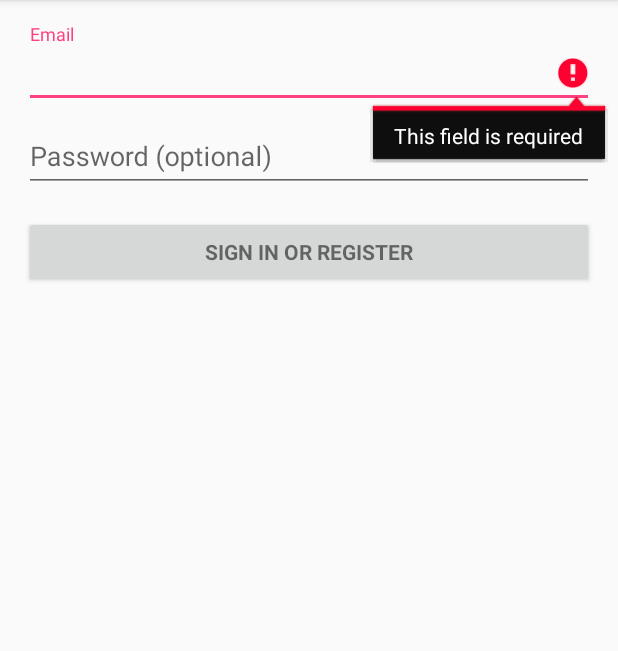
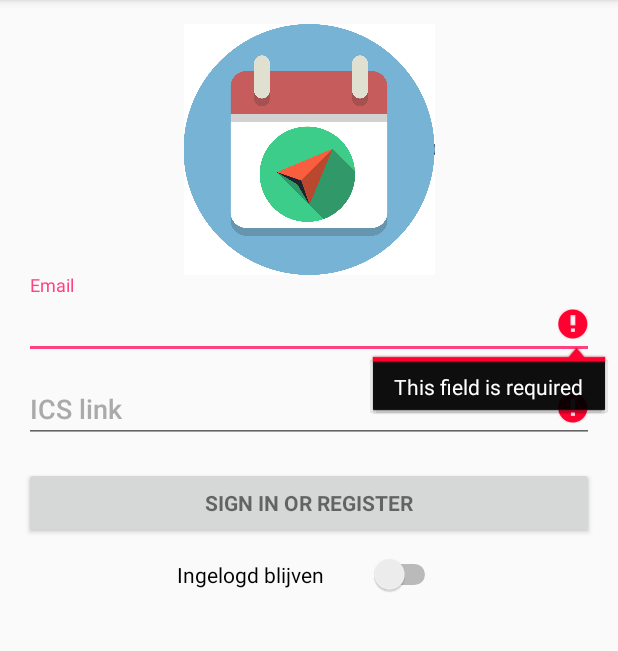
Before and after one commit to uitrich/Project4RarufuNathan, an Android app: the screen it shows after launch (LoginActivity), after a tap on "SIGN IN OR REGISTER", on a phone screen of 412 x 824 dp, the part 84-735 px from its top. Run offline under Robolectric (Android 15) with nearby library versions, the phone set to English and light mode, and no system bars; 2 statements that could not run were skipped.

Commit message:
Login Toegevoegd

```diff
--- a/HROSchedule/app/src/main/java/com/example/gebruiker/hroschedule/LoginActivity.java
+++ b/HROSchedule/app/src/main/java/com/example/gebruiker/hroschedule/LoginActivity.java
@@ -160,8 +160,8 @@ public class LoginActivity extends AppCompatActivity implements LoaderCallbacks<
         View focusView = null;
 
         // Check for a valid password, if the user entered one.
-        if (!TextUtils.isEmpty(password) && !isPasswordValid(password)) {
-            mPasswordView.setError(getString(R.string.error_invalid_password));
+        if (!TextUtils.isEmpty(password) && !isPasswordValid(password, email)) {
+            mPasswordView.setError("Link en email komen niet overeen");
             focusView = mPasswordView;
             cancel = true;
         }
@@ -191,13 +191,14 @@ public class LoginActivity extends AppCompatActivity implements LoaderCallbacks<
     }
 
     private boolean isEmailValid(String email) {
-        //TODO: Replace this with your own logic
-        return email.contains("@");
+        boolean checker = email.contains("@hr.nl");
+        return checker;
     }
 
-    private boolean isPasswordValid(String password) {
-        //TODO: Replace this with your own logic
-        return password.length() > 4;
+    private boolean isPasswordValid(String password, String Email) {
+        boolean checker = password.contains("https://hint.hr.nl/xsp/rooster/")  && password.contains(Email.replace("@hr.nl", ""));
+        return checker;
+
     }
 
     /**
--- a/HROSchedule/app/src/main/res/layout/activity_login.xml
+++ b/HROSchedule/app/src/main/res/layout/activity_login.xml
@@ -1,5 +1,6 @@
 <?xml version="1.0" encoding="utf-8"?>
 <LinearLayout xmlns:android="http://schemas.android.com/apk/res/android"
+    xmlns:app="http://schemas.android.com/apk/res-auto"
     xmlns:tools="http://schemas.android.com/tools"
     android:layout_width="match_parent"
     android:layout_height="match_parent"
@@ -20,10 +21,16 @@
         android:layout_marginBottom="8dp"
         android:visibility="gone" />
 
+    <ImageView
+        android:id="@+id/imageView"
+        android:layout_width="280dp"
+        android:layout_height="167dp"
+        app:srcCompat="@drawable/icon" />
+
     <ScrollView
         android:id="@+id/login_form"
         android:layout_width="match_parent"
-        android:layout_height="match_parent">
+        android:layout_height="186dp">
 
         <LinearLayout
             android:id="@+id/email_login_form"
@@ -53,14 +60,17 @@
                 <EditText
                     android:id="@+id/password"
                     android:layout_width="match_parent"
-                    android:layout_height="wrap_content"
-                    android:hint="@string/prompt_password"
+                    android:layout_height="45dp"
                     android:imeActionId="6"
                     android:imeActionLabel="@string/action_sign_in_short"
                     android:imeOptions="actionUnspecified"
-                    android:inputType="textPassword"
+                    android:inputType="textPassword|textVisiblePassword"
                     android:maxLines="1"
-                    android:singleLine="true" />
+                    android:singleLine="true"
+                    android:text="ICS link"
+                    android:textAppearance="@style/TextAppearance.AppCompat.Body2"
+                    android:textColor="@android:color/darker_gray"
+                    android:textSize="18sp" />
 
             </android.support.design.widget.TextInputLayout>
 
@@ -71,8 +81,15 @@
                 android:layout_height="wrap_content"
                 android:layout_marginTop="16dp"
                 android:text="@string/action_sign_in"
-                android:textStyle="bold" />
+                android:textStyle="bold"
+                tools:text="log in" />
 
         </LinearLayout>
     </ScrollView>
+
+    <Switch
+        android:id="@+id/switch1"
+        android:layout_width="176dp"
+        android:layout_height="wrap_content"
+        android:text="Ingelogd blijven" />
 </LinearLayout>
```
Also changed, not shown: HROSchedule/app/src/main/res/drawable/icon.png (added).
